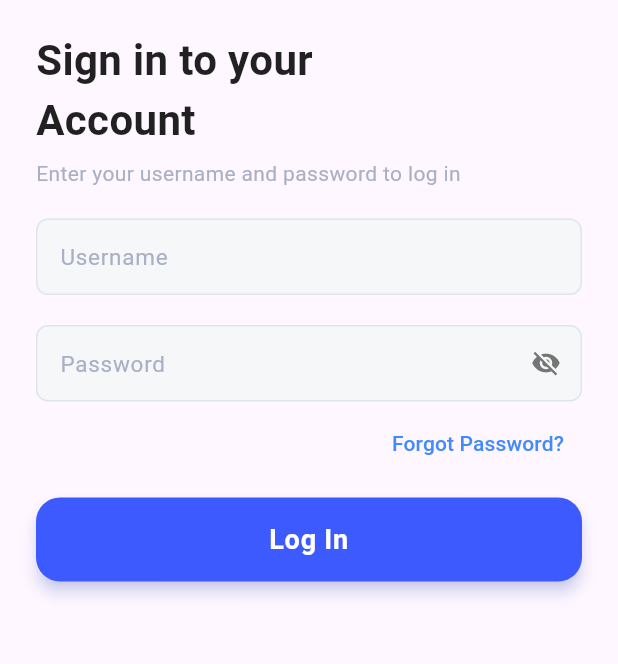
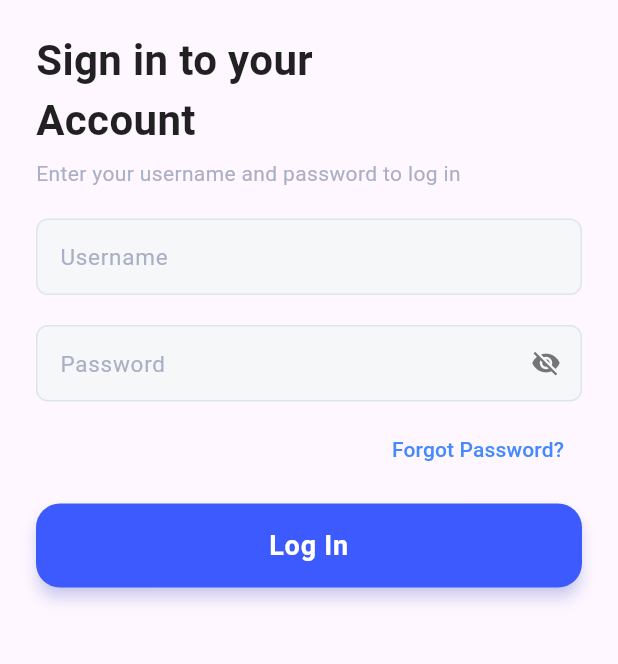
Before and after one commit to fahmilavender/ulangan_flutter, a Flutter app: the screen it shows after launch, on a phone screen of 412 x 824 dp, the part 98-762 px from its top. Run offline on Flutter 3.47's test engine with Material 3 defaults, Android fonts, the phone set to English and light mode, and no system bars; our stand-ins replace get, shared_preferences, sqflite; accounts and stored records are empty.

Commit message:
fixing style loginpages

```diff
--- a/lib/pages/rotating features/login_page_layout/login_page_portrait_layout.dart
+++ b/lib/pages/rotating features/login_page_layout/login_page_portrait_layout.dart
@@ -29,8 +29,9 @@ class LoginMobileLayout extends StatelessWidget {
                     size: 20,
                   ),
                 ),
-                const SizedBox(width: 8),
-                const Text(
+                Container(
+                  margin: const EdgeInsets.only(left: 8),
+                  child: const Text(
                     "TodyApp",
                     style: TextStyle(
                       fontSize: 18,
@@ -38,10 +39,13 @@ class LoginMobileLayout extends StatelessWidget {
                       color: Customcolors.bluewidget,
                     ),
                   ),
+                ),
               ],
             ),
-            const SizedBox(height: 20),
-            const Text(
+
+            Container(
+              margin: const EdgeInsets.only(top: 20),
+              child: const Text(
                 "Sign in to your\nAccount",
                 style: TextStyle(
                   fontSize: 28,
@@ -49,23 +53,32 @@ class LoginMobileLayout extends StatelessWidget {
                   color: Customcolors.textPrimary,
                 ),
               ),
-            const SizedBox(height: 6),
-            const Text(
+            ),
+
+            Container(
+              margin: const EdgeInsets.only(top: 6),
+              child: const Text(
                 "Enter your username and password to log in",
                 style: TextStyle(
                   fontSize: 14,
                   color: Customcolors.textSecondary,
                 ),
               ),
-            const SizedBox(height: 16),
-            CustomTextField(
+            ),
+
+            Container(
+              margin: const EdgeInsets.only(top: 16),
+              child: CustomTextField(
                 label: "Username",
                 controller: authController.usernameController,
                 isPassword: false,
                 focusedBorderColor: Customcolors.bluewidget,
               ),
-            const SizedBox(height: 12),
-            Obx(
+            ),
+
+            Container(
+              margin: const EdgeInsets.only(top: 12),
+              child: Obx(
                 () => CustomTextField(
                   label: "Password",
                   controller: authController.passwordController,
@@ -75,7 +88,10 @@ class LoginMobileLayout extends StatelessWidget {
                   focusedBorderColor: Customcolors.bluewidget,
                 ),
               ),
-            Align(
+            ),
+
+            Container(
+              margin: const EdgeInsets.only(top: 4),
               alignment: Alignment.centerRight,
               child: TextButton(
                 onPressed: () {},
@@ -85,8 +101,10 @@ class LoginMobileLayout extends StatelessWidget {
                 ),
               ),
             ),
-            const SizedBox(height: 12),
-            Obx(
+
+            Container(
+              margin: const EdgeInsets.only(top: 12),
+              child: Obx(
                 () => CustomButton(
                   myText: "Log In",
                   isLoading: authController.isLoading.value,
@@ -95,6 +113,7 @@ class LoginMobileLayout extends StatelessWidget {
                   backgroundColor: Customcolors.bluewidget,
                 ),
               ),
+            ),
           ],
         ),
       ),
```
Also changed, not shown: lib/pages/rotating features/edit_todo_page_layout/edit_todo_landscape_layout.dart (+55 -33 lines), lib/pages/rotating features/login_page_layout/login_page_landscape_layout.dart (+41 -17 lines). Lines whose indentation alone changed are shown as unchanged.
